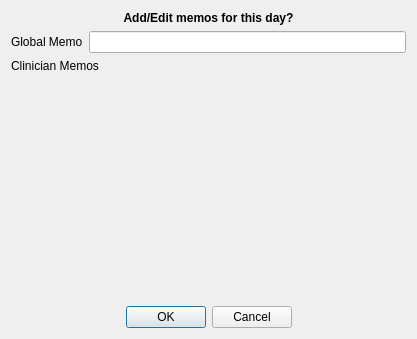
This is src/openmolar/qt-designer/editmemos.ui in rowinggolfer/openmolar1 as Qt 5 draws it before an edit. The edited form follows.
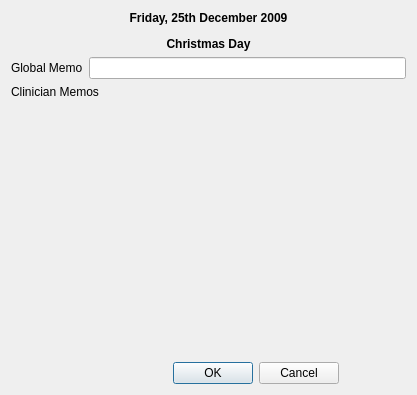
This is the edited form.

The edit to the form file:
```diff
--- a/src/openmolar/qt-designer/editmemos.ui
+++ b/src/openmolar/qt-designer/editmemos.ui
@@ -7,14 +7,14 @@
     <x>0</x>
     <y>0</y>
     <width>417</width>
-    <height>339</height>
+    <height>395</height>
    </rect>
   </property>
   <property name="windowTitle">
    <string>Edit Memos</string>
   </property>
   <layout class="QGridLayout" name="gridLayout">
-   <item row="0" column="0" colspan="2">
+   <item row="0" column="0" colspan="3">
     <widget class="QLabel" name="label">
      <property name="font">
       <font>
@@ -23,11 +23,15 @@
       </font>
      </property>
      <property name="text">
-      <string>Add/Edit memos for this day?</string>
+      <string>&lt;p align=&quot;center&quot;&gt;Friday, 25th December 2009&lt;/p&gt;
+&lt;p align=&quot;center&quot;&gt;Christmas Day&lt;/p&gt;</string>
      </property>
      <property name="alignment">
       <set>Qt::AlignCenter</set>
      </property>
+     <property name="wordWrap">
+      <bool>true</bool>
+     </property>
     </widget>
    </item>
    <item row="1" column="0">
@@ -37,10 +41,17 @@
      </property>
     </widget>
    </item>
-   <item row="1" column="1">
+   <item row="1" column="1" colspan="2">
     <widget class="QLineEdit" name="lineEdit"/>
    </item>
-   <item row="3" column="0" colspan="2">
+   <item row="2" column="0" colspan="2">
+    <widget class="QLabel" name="label_3">
+     <property name="text">
+      <string>Clinician Memos</string>
+     </property>
+    </widget>
+   </item>
+   <item row="3" column="0" colspan="3">
     <widget class="QScrollArea" name="scrollArea">
      <property name="frameShape">
       <enum>QFrame::NoFrame</enum>
@@ -54,13 +65,13 @@
         <x>0</x>
         <y>0</y>
         <width>399</width>
-        <height>207</height>
+        <height>233</height>
        </rect>
       </property>
      </widget>
     </widget>
    </item>
-   <item row="4" column="0" colspan="2">
+   <item row="4" column="2">
     <widget class="QDialogButtonBox" name="buttonBox">
      <property name="orientation">
       <enum>Qt::Horizontal</enum>
@@ -73,13 +84,6 @@
      </property>
     </widget>
    </item>
-   <item row="2" column="0" colspan="2">
-    <widget class="QLabel" name="label_3">
-     <property name="text">
-      <string>Clinician Memos</string>
-     </property>
-    </widget>
-   </item>
   </layout>
  </widget>
  <resources/>
```
